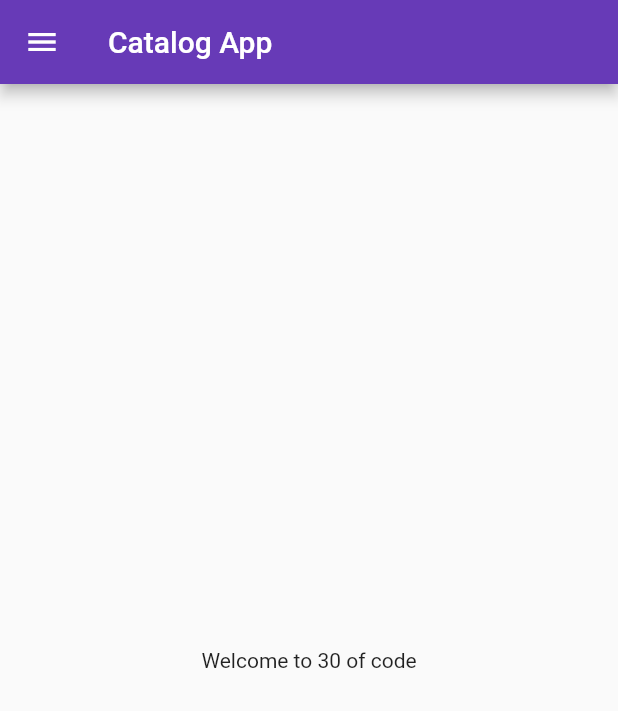
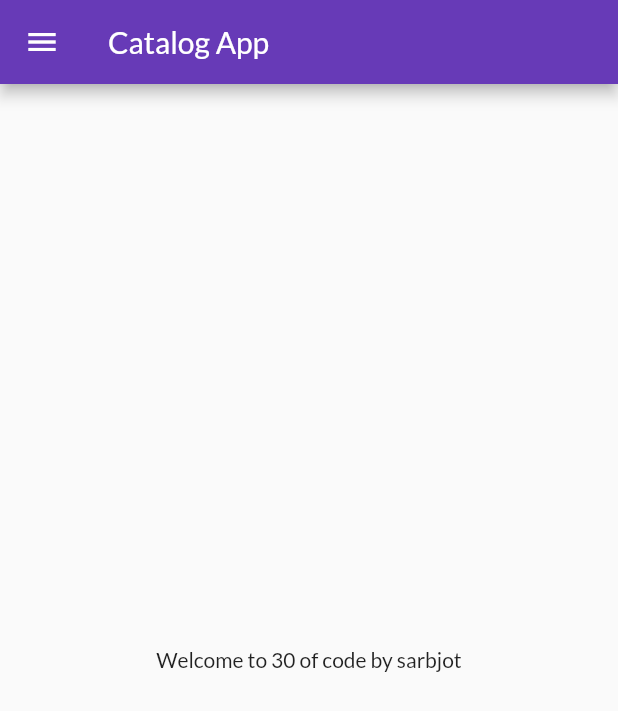
Before and after one commit to SARBJOT2084/catalog-app, a Flutter app: the screen it shows after launch, on a phone screen of 412 x 824 dp. Shown: the top 711 px of the screen. Run offline on Flutter 3.47's test engine with Material 2 defaults, Android fonts, the phone set to English and light mode, and no system bars; our stand-ins replace google_fonts.

Commit message:
DAY 4 COMPLETED

```diff
--- a/flutter_catalog/lib/main.dart
+++ b/flutter_catalog/lib/main.dart
@@ -1,6 +1,7 @@
 import 'package:flutter/material.dart';
 import 'pages/home_page.dart';
 import 'pages/login_page.dart';
+import 'package:google_fonts/google_fonts.dart';
 
 // entry point
 void main() {
@@ -23,13 +24,16 @@ class MyApp extends StatelessWidget {
     // const p = 3.14579;
     return MaterialApp(
       themeMode: ThemeMode.light,
-      theme: ThemeData(primarySwatch: Colors.deepPurple),
+      theme: ThemeData(
+        primarySwatch: Colors.deepPurple,
+        fontFamily: GoogleFonts.lato().fontFamily,
+      ),
       darkTheme: ThemeData(
         brightness: Brightness.dark,
       ),
       initialRoute: "/home",
       routes: {
-        "/": (context) => HomePage(),
+        "/": (context) => LoginPage(),
         "/home": (context) => HomePage(),
         "/Login": (context) => LoginPage(),
       },
--- a/flutter_catalog/lib/pages/home_page.dart
+++ b/flutter_catalog/lib/pages/home_page.dart
@@ -12,7 +12,7 @@ class HomePage extends StatelessWidget {
       ),
       body: Center(
         child: Container(
-          child: Text("Welcome to $days of code"),
+          child: Text("Welcome to $days of code by sarbjot"),
         ),
       ),
       drawer: Drawer(),
--- a/flutter_catalog/pubspec.yaml
+++ b/flutter_catalog/pubspec.yaml
@@ -36,6 +36,7 @@ dependencies:
   # The following adds the Cupertino Icons font to your application.
   # Use with the CupertinoIcons class for iOS style icons.
   cupertino_icons: ^1.0.2
+  google_fonts: ^3.0.1
 
 dev_dependencies:
   flutter_test:
@@ -60,8 +61,8 @@ flutter:
   uses-material-design: true
 
   # To add assets to your application, add an assets section, like this:
-  # assets:
-  #   - images/a_dot_burr.jpeg
+  assets:
+      - assets/images/
   #   - images/a_dot_ham.jpeg
 
   # An image asset can refer to one or more resolution-specific "variants", see
```
Also changed, not shown: flutter_catalog/lib/pages/login_page.dart (+42 -6 lines), flutter_catalog/assets/images/login.png (added), flutter_catalog/pubspec.lock, 1 other file.
